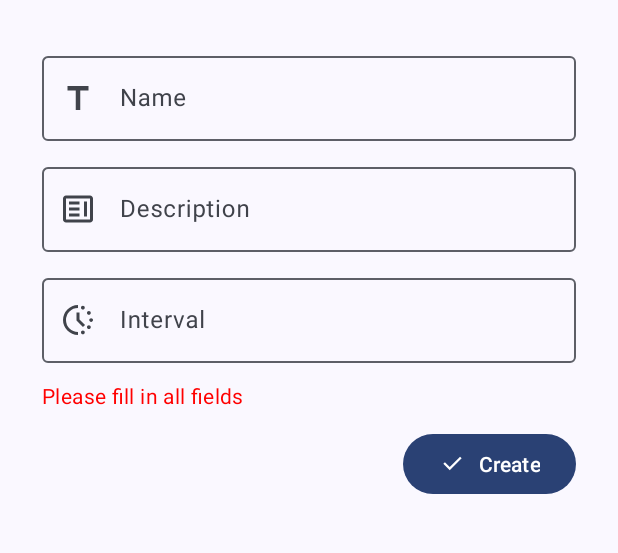
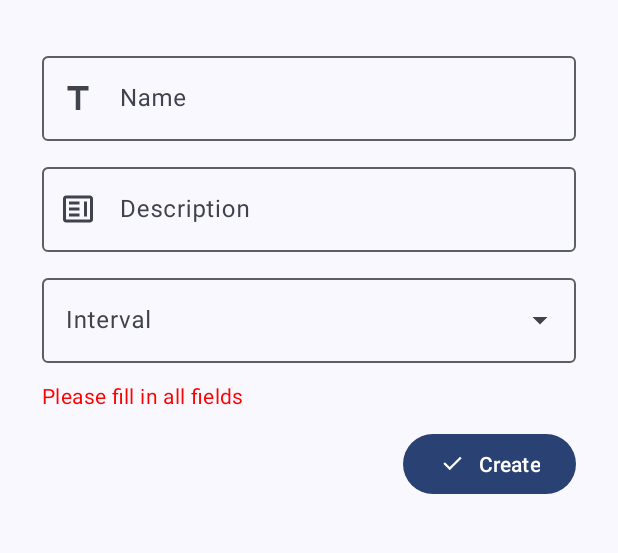
Before and after one commit to Pascal1414/Reminder-App, an Android app: the fragment CreateReminderFragment placed in its activity, after a tap on "Create", on a phone screen of 412 x 824 dp, the part 139-692 px from its top. Run offline under Robolectric (Android 15) with nearby library versions, the phone set to English and light mode, and no system bars; our stand-ins replace Room's generated code.

Commit message:
Update CreateReminderFragment

```diff
--- a/app/src/main/java/com/pascalrieder/todotracker/fragment/CreateReminderFragment.kt
+++ b/app/src/main/java/com/pascalrieder/todotracker/fragment/CreateReminderFragment.kt
@@ -3,14 +3,20 @@ package com.pascalrieder.todotracker.fragment
 import android.os.Bundle
 import androidx.fragment.app.Fragment
 import android.view.View
+import android.widget.AutoCompleteTextView
 import android.widget.Button
 import android.widget.EditText
 import android.widget.TextView
+import androidx.core.widget.doOnTextChanged
 import androidx.lifecycle.lifecycleScope
 import com.google.android.material.floatingactionbutton.FloatingActionButton
+import com.google.android.material.textfield.MaterialAutoCompleteTextView
+import com.google.android.material.textfield.TextInputLayout
 import com.pascalrieder.todotracker.AppDatabase
 import com.pascalrieder.todotracker.R
+import com.pascalrieder.todotracker.model.Interval
 import com.pascalrieder.todotracker.model.Reminder
+import com.pascalrieder.todotracker.model.Weekday
 import kotlinx.coroutines.launch
 
 
@@ -20,6 +26,9 @@ class CreateReminderFragment : Fragment(R.layout.fragment_create_reminder) {
     private var createButton: Button? = null
     private var nameEditText: EditText? = null
     private var descriptionEditText: EditText? = null
+    private var intervalEditText: MaterialAutoCompleteTextView? = null
+    private var weekdayEditTextContainer: TextInputLayout? = null
+    private var weekdayEditText: MaterialAutoCompleteTextView? = null
 
     private lateinit var db: AppDatabase
 
@@ -33,13 +42,33 @@ class CreateReminderFragment : Fragment(R.layout.fragment_create_reminder) {
         createButton = requireActivity().findViewById(R.id.create_reminder_button)
         nameEditText = requireActivity().findViewById(R.id.reminder_name)
         descriptionEditText = requireActivity().findViewById(R.id.reminder_description)
+        intervalEditText = requireActivity().findViewById(R.id.reminder_interval)
+        weekdayEditTextContainer = requireActivity().findViewById(R.id.reminder_weekday_container)
+        weekdayEditText = requireActivity().findViewById(R.id.reminder_weekday)
 
         fab?.hide()
+
+        intervalEditText?.setSimpleItems(Interval.getStringValues().toTypedArray())
+        intervalEditText?.doOnTextChanged { text, _, _, _ ->
+            if (text.toString() == Interval.Daily.toString())
+                hideWeekdayMenu()
+            else
+                showWeekdayMenu()
+        }
+        weekdayEditText?.setSimpleItems(Weekday.getStringValues().toTypedArray())
 
         val createButton = requireActivity().findViewById<Button>(R.id.create_reminder_button)
         createButton.setOnClickListener {
             onCreateClick()
         }
+    }
+
+    private fun showWeekdayMenu() {
+        weekdayEditTextContainer?.visibility = View.VISIBLE
+    }
+
+    private fun hideWeekdayMenu() {
+        weekdayEditTextContainer?.visibility = View.GONE
     }
 
     private fun onCreateClick() = requireActivity().lifecycleScope.launch {
@@ -52,13 +81,36 @@ class CreateReminderFragment : Fragment(R.layout.fragment_create_reminder) {
         val description =
             descriptionEditText?.text.toString()
 
-        if (name.isEmpty() || description.isEmpty()) {
+        // Get interval
+        val interval =
+            intervalEditText?.text.toString()
+
+        // Get weekday
+        var weekday: String? = null
+        if (interval == Interval.Weekly.toString())
+            weekday = weekdayEditText?.text.toString()
+
+        if (name.isEmpty() || description.isEmpty() || interval.isEmpty()) {
             showError("Please fill in all fields")
             return@launch
         }
 
+        if (interval == Interval.Weekly.toString()) {
+            if (weekday.isNullOrEmpty()) {
+                showError("Please select a weekday")
+                return@launch
+            }
+        }
+
         val reminderDao = db.reminderDao()
-        reminderDao.create(Reminder(name = name, description = description))
+        reminderDao.create(
+            Reminder(
+                name = name,
+                description = description,
+                interval = Interval.valueOf(interval),
+                weekday = weekday?.let { Weekday.valueOf(it) }
+            )
+        )
 
         requireActivity().supportFragmentManager.popBackStack()
 
--- a/app/src/main/res/layout/fragment_create_reminder.xml
+++ b/app/src/main/res/layout/fragment_create_reminder.xml
@@ -4,8 +4,8 @@
     xmlns:tools="http://schemas.android.com/tools"
     android:layout_width="match_parent"
     android:layout_height="match_parent"
+    android:layout_marginHorizontal="12dp"
     android:orientation="vertical"
-    android:layout_marginHorizontal="12dp"
     tools:context=".fragment.CreateReminderFragment">
 
 
@@ -38,15 +38,33 @@
     </com.google.android.material.textfield.TextInputLayout>
 
     <com.google.android.material.textfield.TextInputLayout
+        style="@style/Widget.Material3.TextInputLayout.OutlinedBox.ExposedDropdownMenu"
         android:layout_width="match_parent"
         android:layout_height="wrap_content"
         android:layout_marginBottom="12dp"
-        android:hint="Interval"
-        app:startIconDrawable="@drawable/ic_search_activity">
+        android:hint="Interval">
 
-        <com.google.android.material.textfield.TextInputEditText
+        <AutoCompleteTextView
+            android:id="@+id/reminder_interval"
             android:layout_width="match_parent"
-            android:layout_height="wrap_content" />
+            android:layout_height="wrap_content"
+            android:inputType="none" />
+
+    </com.google.android.material.textfield.TextInputLayout>
+
+    <com.google.android.material.textfield.TextInputLayout
+        android:id="@+id/reminder_weekday_container"
+        style="@style/Widget.Material3.TextInputLayout.OutlinedBox.ExposedDropdownMenu"
+        android:layout_width="match_parent"
+        android:layout_height="wrap_content"
+        android:hint="Weekday"
+        android:visibility="gone">
+
+        <AutoCompleteTextView
+            android:id="@+id/reminder_weekday"
+            android:layout_width="match_parent"
+            android:layout_height="wrap_content"
+            android:inputType="none" />
 
     </com.google.android.material.textfield.TextInputLayout>
 
@@ -55,17 +73,16 @@
         style="?textAppearanceBodyMedium"
         android:layout_width="wrap_content"
         android:layout_height="wrap_content"
-        android:text="There was a big mistake"
+        android:layout_marginBottom="12dp"
         android:textColor="@color/red"
-        android:layout_marginBottom="12dp"
         android:visibility="visible" />
 
     <Button
         android:id="@+id/create_reminder_button"
-        app:icon="@drawable/ic_check"
         android:layout_width="wrap_content"
         android:layout_height="wrap_content"
         android:layout_gravity="end"
-        android:text="Create" />
+        android:text="Create"
+        app:icon="@drawable/ic_check" />
 
 </LinearLayout>
```
